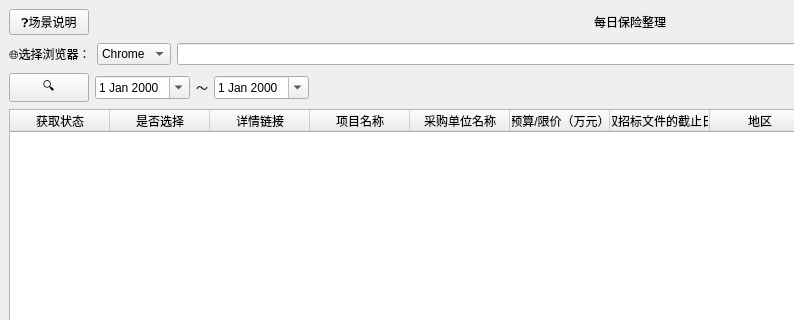
Before: the Qt Designer form lwx_project/client/ui/daily_baoxian.ui in Cookie-HOO/lwx_project, drawn with Qt 5; both pictures show x 0 to 794 and y 0 to 320 of the 1355 by 865 pixel window.
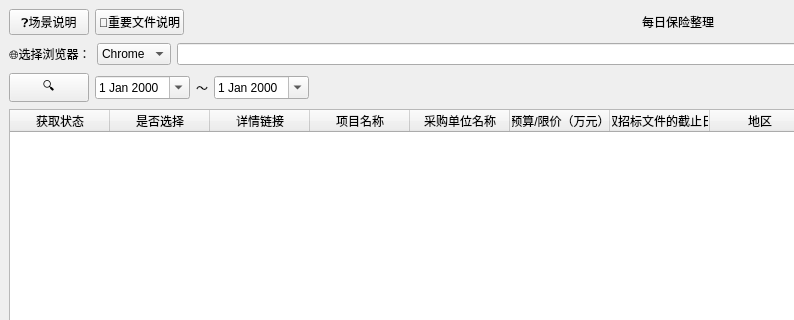
After: the same form once the commit is applied.

```diff
--- a/lwx_project/client/ui/daily_baoxian.ui
+++ b/lwx_project/client/ui/daily_baoxian.ui
@@ -30,6 +30,13 @@
         </property>
        </widget>
       </item>
+      <item>
+       <widget class="QPushButton" name="help_file_button">
+        <property name="text">
+         <string>📄重要文件说明</string>
+        </property>
+       </widget>
+      </item>
       <item>
        <spacer name="horizontalSpacer_7">
         <property name="orientation">
```
